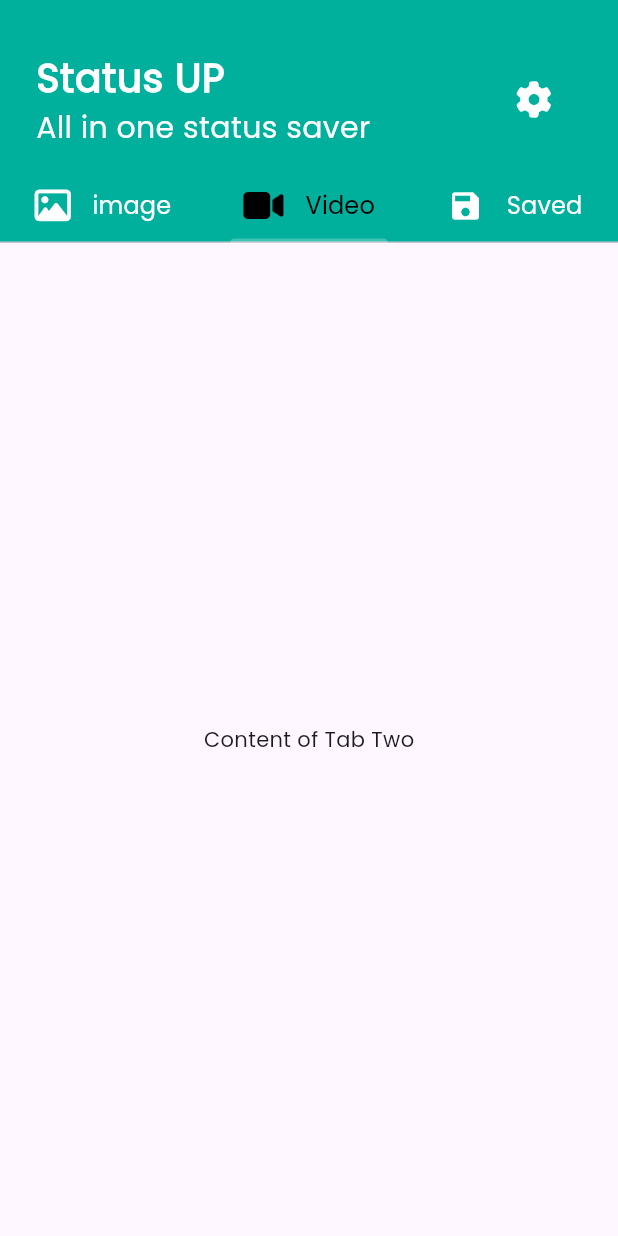
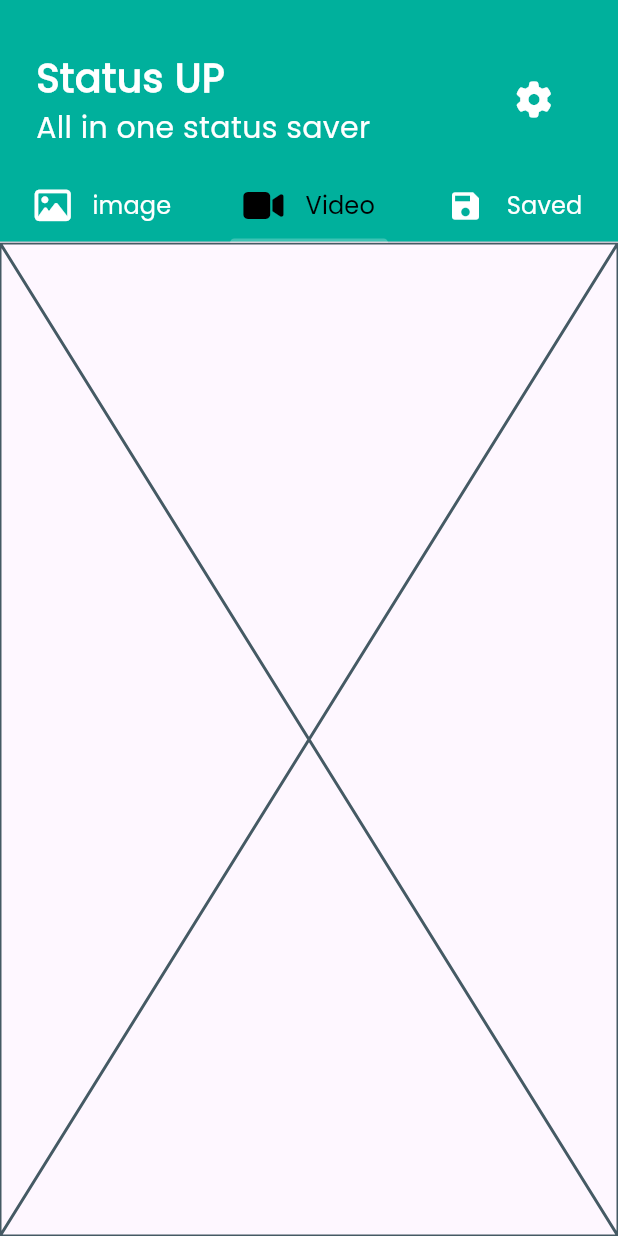
Before and after one commit to mohameddsalah60/whatsapp_status_saver, a Flutter app: the screen it shows after launch, tab 2 chosen, on a phone screen of 412 x 824 dp. Run offline on Flutter 3.47's test engine with Material 3 defaults, Android fonts, the light colour scheme and no system bars; our stand-ins replace flutter_bloc, font_awesome_flutter.

Commit message:
Create Video Tab Bar View

```diff
--- a/lib/views/widgets/home_screen_body.dart
+++ b/lib/views/widgets/home_screen_body.dart
@@ -1,10 +1,9 @@
-import 'package:flutter/cupertino.dart';
 import 'package:flutter/material.dart';
-import 'package:flutter/widgets.dart';
 
 import 'home_screen_header.dart';
 import 'image_tab_bar_view.dart';
 import 'tab_bar_header.dart';
+import 'video_tab_bar_view.dart';
 
 class HomeScreenBody extends StatelessWidget {
   const HomeScreenBody({super.key});
@@ -22,7 +21,7 @@ class HomeScreenBody extends StatelessWidget {
             child: TabBarView(
               children: [
                 ImageTabBarView(),
-                Center(child: Text('Content of Tab Two')),
+                VideoTabBarView(),
                 Center(child: Text('Content of Tab Three')),
               ],
             ),
--- /dev/null
+++ b/lib/views/widgets/video_tab_bar_view.dart
@@ -0,0 +1,10 @@
+import 'package:flutter/widgets.dart';
+
+class VideoTabBarView extends StatelessWidget {
+  const VideoTabBarView({super.key});
+
+  @override
+  Widget build(BuildContext context) {
+    return const Placeholder();
+  }
+}
```
